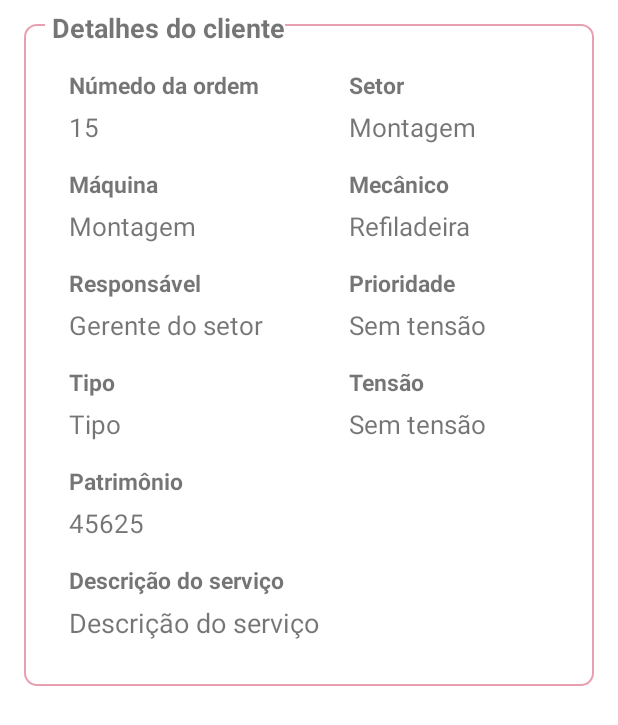
After one commit to LuizFurmann/Client-Book, an Android app: the layout content_client_details.xml on its own in the app's theme, with its tools: preview values and no code run, on a phone screen of 412 x 824 dp. The commit adds this screen. Shown: the top 725 px of the screen. Run offline under Robolectric (Android 15) with nearby library versions, the phone set to English and light mode, and no system bars.

Commit message:
created details layout

```diff
--- /dev/null
+++ b/app/src/main/res/drawable/border_details.xml
@@ -0,0 +1,8 @@
+<?xml version="1.0" encoding="utf-8"?>
+<shape xmlns:android="http://schemas.android.com/apk/res/android"
+    android:shape="rectangle" >
+    <corners android:radius="8dp" />
+    <stroke
+        android:width="1dp"
+        android:color="#e89faf" />
+</shape>
--- /dev/null
+++ b/app/src/main/res/layout/content_client_details.xml
@@ -0,0 +1,260 @@
+<?xml version="1.0" encoding="utf-8"?>
+<androidx.constraintlayout.widget.ConstraintLayout xmlns:android="http://schemas.android.com/apk/res/android"
+    android:layout_width="match_parent"
+    android:layout_height="match_parent"
+    xmlns:app="http://schemas.android.com/apk/res-auto">
+
+    <androidx.constraintlayout.widget.ConstraintLayout
+        android:layout_width="match_parent"
+        android:layout_height="wrap_content"
+        android:layout_marginStart="16dp"
+        android:layout_marginTop="16dp"
+        android:layout_marginEnd="16dp"
+        android:background="@drawable/border_details"
+        android:orientation="vertical"
+        android:padding="30dp"
+        app:layout_constraintEnd_toEndOf="parent"
+        app:layout_constraintHorizontal_bias="0.0"
+        app:layout_constraintStart_toStartOf="parent"
+        app:layout_constraintTop_toTopOf="parent">
+
+        <TextView
+            android:id="@+id/lbOrderNumber"
+            android:layout_width="wrap_content"
+            android:layout_height="wrap_content"
+            android:text="Númedo da ordem"
+            android:textSize="15sp"
+            android:textStyle="bold"
+            app:layout_constraintEnd_toStartOf="@+id/guideline1"
+            app:layout_constraintHorizontal_bias="0.00"
+            app:layout_constraintStart_toStartOf="parent"
+            app:layout_constraintTop_toTopOf="parent" />
+
+        <TextView
+            android:id="@+id/tvOrderNumber"
+            android:layout_width="wrap_content"
+            android:layout_height="wrap_content"
+            android:layout_marginTop="5dp"
+            android:text="15"
+            android:textSize="17sp"
+            app:layout_constraintStart_toStartOf="@+id/lbOrderNumber"
+            app:layout_constraintTop_toBottomOf="@id/lbOrderNumber" />
+
+        <TextView
+            android:id="@+id/lblOrderSector"
+            android:layout_width="wrap_content"
+            android:layout_height="wrap_content"
+            android:text="Setor"
+            android:textSize="15sp"
+            android:textStyle="bold"
+            app:layout_constraintEnd_toEndOf="parent"
+            app:layout_constraintHorizontal_bias="0.193"
+            app:layout_constraintStart_toEndOf="@+id/guideline1"
+            app:layout_constraintTop_toTopOf="parent" />
+
+        <TextView
+            android:id="@+id/tvOrderSector"
+            android:layout_width="0dp"
+            android:layout_height="wrap_content"
+            android:layout_marginTop="5dp"
+            android:text="Montagem"
+            android:textSize="17sp"
+            app:layout_constraintEnd_toEndOf="parent"
+            app:layout_constraintStart_toStartOf="@+id/lblOrderSector"
+            app:layout_constraintTop_toBottomOf="@+id/lblOrderSector" />
+
+        <TextView
+            android:id="@+id/lbOrderMachine"
+            android:layout_width="wrap_content"
+            android:layout_height="wrap_content"
+            android:text="Máquina"
+            android:layout_marginTop="15dp"
+            android:textSize="15sp"
+            android:textStyle="bold"
+            app:layout_constraintStart_toStartOf="@+id/lbOrderNumber"
+            app:layout_constraintTop_toBottomOf="@+id/tvOrderNumber" />
+
+        <TextView
+            android:id="@+id/tvOrderMachine"
+            android:layout_width="wrap_content"
+            android:layout_height="wrap_content"
+            android:layout_marginTop="5dp"
+            android:text="Montagem"
+            android:textSize="17sp"
+            app:layout_constraintStart_toStartOf="@+id/lbOrderMachine"
+            app:layout_constraintTop_toBottomOf="@id/lbOrderMachine" />
+
+        <TextView
+            android:id="@+id/lbOrderMechanical"
+            android:layout_width="wrap_content"
+            android:layout_height="wrap_content"
+            android:text="Mecânico"
+            android:layout_marginTop="15dp"
+            android:textSize="15sp"
+            android:textStyle="bold"
+            app:layout_constraintStart_toStartOf="@+id/lblOrderSector"
+            app:layout_constraintTop_toBottomOf="@+id/tvOrderSector" />
+
+        <TextView
+            android:id="@+id/tvOrderMechanical"
+            android:layout_width="0dp"
+            android:layout_height="wrap_content"
+            android:layout_marginTop="5dp"
+            android:text="Refiladeira"
+            android:textSize="17sp"
+            app:layout_constraintEnd_toEndOf="parent"
+            app:layout_constraintStart_toStartOf="@+id/lbOrderMechanical"
+            app:layout_constraintTop_toBottomOf="@+id/lbOrderMechanical" />
+
+        <TextView
+            android:id="@+id/lbOrderResponsible"
+            android:layout_width="wrap_content"
+            android:layout_height="wrap_content"
+            android:text="Responsável"
+            android:layout_marginTop="15dp"
+            android:layout_marginEnd="40dp"
+            android:textSize="15sp"
+            android:textStyle="bold"
+            app:layout_constraintStart_toStartOf="@+id/lbOrderNumber"
+            app:layout_constraintTop_toBottomOf="@+id/tvOrderMachine" />
+
+        <TextView
+            android:id="@+id/tvOrderResponsible"
+            android:layout_width="wrap_content"
+            android:layout_height="wrap_content"
+            android:layout_marginTop="5dp"
+            android:text="Gerente do setor"
+            android:textSize="17sp"
+            app:layout_constraintStart_toStartOf="@+id/lbOrderResponsible"
+            app:layout_constraintTop_toBottomOf="@id/lbOrderResponsible" />
+
+        <TextView
+            android:id="@+id/lbOrderType"
+            android:layout_width="wrap_content"
+            android:layout_height="wrap_content"
+            android:text="Tipo"
+            android:layout_marginTop="15dp"
+            android:textSize="15sp"
+            android:textStyle="bold"
+            app:layout_constraintStart_toStartOf="@+id/lbOrderNumber"
+            app:layout_constraintTop_toBottomOf="@+id/tvOrderResponsible" />
+
+        <TextView
+            android:id="@+id/tvOrderType"
+            android:layout_width="wrap_content"
+            android:layout_height="wrap_content"
+            android:layout_marginTop="5dp"
+            android:text="Tipo"
+            android:textSize="17sp"
+            app:layout_constraintStart_toStartOf="@+id/lbOrderResponsible"
+            app:layout_constraintTop_toBottomOf="@id/lbOrderType" />
+
+        <TextView
+            android:id="@+id/lbOrderPrioriry"
+            android:layout_width="wrap_content"
+            android:layout_height="wrap_content"
+            android:text="Prioridade"
+            android:layout_marginTop="15dp"
+            android:textSize="15sp"
+            android:textStyle="bold"
+            app:layout_constraintStart_toStartOf="@+id/lblOrderSector"
+            app:layout_constraintTop_toBottomOf="@+id/tvOrderMechanical" />
+
+        <TextView
+            android:id="@+id/tvOrderPriority"
+            android:layout_width="0dp"
+            android:layout_height="wrap_content"
+            android:layout_marginTop="5dp"
+            android:text="Sem tensão"
+            android:textSize="17sp"
+            app:layout_constraintEnd_toEndOf="parent"
+            app:layout_constraintStart_toStartOf="@+id/lbOrderPrioriry"
+            app:layout_constraintTop_toBottomOf="@+id/lbOrderPrioriry" />
+
+        <TextView
+            android:id="@+id/lbOrderTension"
+            android:layout_width="wrap_content"
+            android:layout_height="wrap_content"
+            android:text="Tensão"
+            android:layout_marginTop="15dp"
+            android:textSize="15sp"
+            android:textStyle="bold"
+            app:layout_constraintStart_toStartOf="@+id/lblOrderSector"
+            app:layout_constraintTop_toBottomOf="@+id/tvOrderPriority" />
+
+        <TextView
+            android:id="@+id/tvOrderTension"
+            android:layout_width="0dp"
+            android:layout_height="wrap_content"
+            android:layout_marginTop="5dp"
+            android:text="Sem tensão"
+            android:textSize="17sp"
+            app:layout_constraintEnd_toEndOf="parent"
+            app:layout_constraintStart_toStartOf="@+id/lbOrderTension"
+            app:layout_constraintTop_toBottomOf="@+id/lbOrderTension" />
+
+        <TextView
+            android:id="@+id/lbPatrimonio"
+            android:layout_width="wrap_content"
+            android:layout_height="wrap_content"
+            android:layout_marginTop="15dp"
+            android:text="Patrimônio"
+            android:textSize="15sp"
+            android:textStyle="bold"
+            app:layout_constraintStart_toStartOf="@+id/lbOrderNumber"
+            app:layout_constraintTop_toBottomOf="@+id/tvOrderType" />
+
+        <TextView
+            android:id="@+id/tvPatrimonio"
+            android:layout_width="0dp"
+            android:layout_height="wrap_content"
+            android:layout_marginTop="5dp"
+            android:text="45625"
+            android:textSize="17sp"
+            app:layout_constraintStart_toStartOf="@+id/lbOrderService"
+            app:layout_constraintTop_toBottomOf="@+id/lbPatrimonio" />
+
+        <TextView
+            android:id="@+id/lbOrderService"
+            android:layout_width="wrap_content"
+            android:layout_height="wrap_content"
+            android:layout_marginTop="15dp"
+            android:text="Descrição do serviço"
+            android:textSize="15sp"
+            android:textStyle="bold"
+            app:layout_constraintStart_toStartOf="@+id/lbOrderNumber"
+            app:layout_constraintTop_toBottomOf="@+id/tvPatrimonio" />
+
+        <TextView
+            android:id="@+id/tvOrderService"
+            android:layout_width="0dp"
+            android:layout_height="wrap_content"
+            android:layout_marginTop="5dp"
+            android:text="Descrição do serviço"
+            android:textSize="18sp"
+            app:layout_constraintStart_toStartOf="@+id/lbOrderService"
+            app:layout_constraintTop_toBottomOf="@+id/lbOrderService"
+            app:layout_constraintEnd_toEndOf="parent"
+            app:layout_constraintBottom_toBottomOf="parent"/>
+
+        <androidx.constraintlayout.widget.Guideline
+            android:id="@+id/guideline1"
+            android:layout_width="wrap_content"
+            android:layout_height="wrap_content"
+            android:orientation="vertical"
+            app:layout_constraintGuide_percent="0.5096661" />
+    </androidx.constraintlayout.widget.ConstraintLayout>
+
+    <TextView
+        android:layout_width="wrap_content"
+        android:layout_height="wrap_content"
+        android:layout_marginLeft="30dp"
+        android:layout_marginTop="6dp"
+        android:background="@color/white"
+        android:text=" Detalhes do cliente"
+        android:textSize="18sp"
+        android:textStyle="bold"
+        app:layout_constraintStart_toStartOf="parent"
+        app:layout_constraintTop_toTopOf="parent" />
+
+</androidx.constraintlayout.widget.ConstraintLayout>
```
Also changed, not shown: app/src/main/res/drawable/bg_searchview.xml (added, +11 -0 lines), app/src/main/res/layout/activity_client_details.xml (+27 -7 lines), app/src/main/res/layout/content_client_details_address.xml (added, +130 -0 lines).
